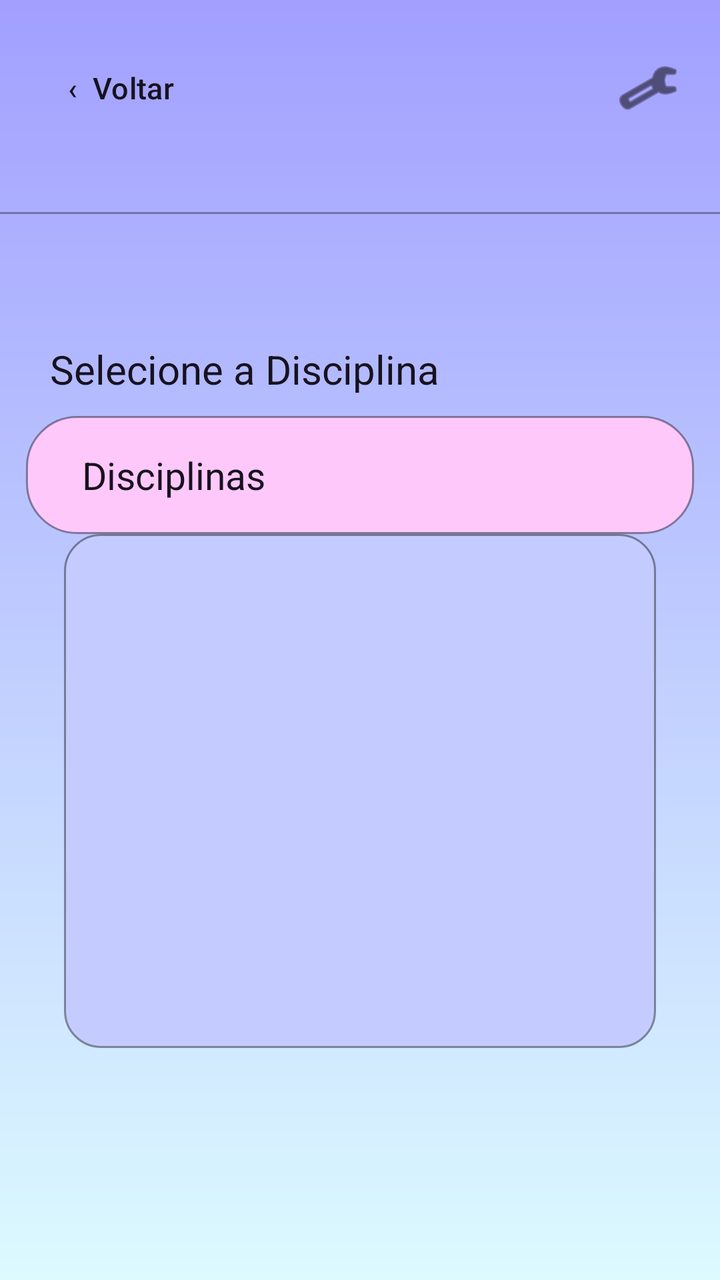
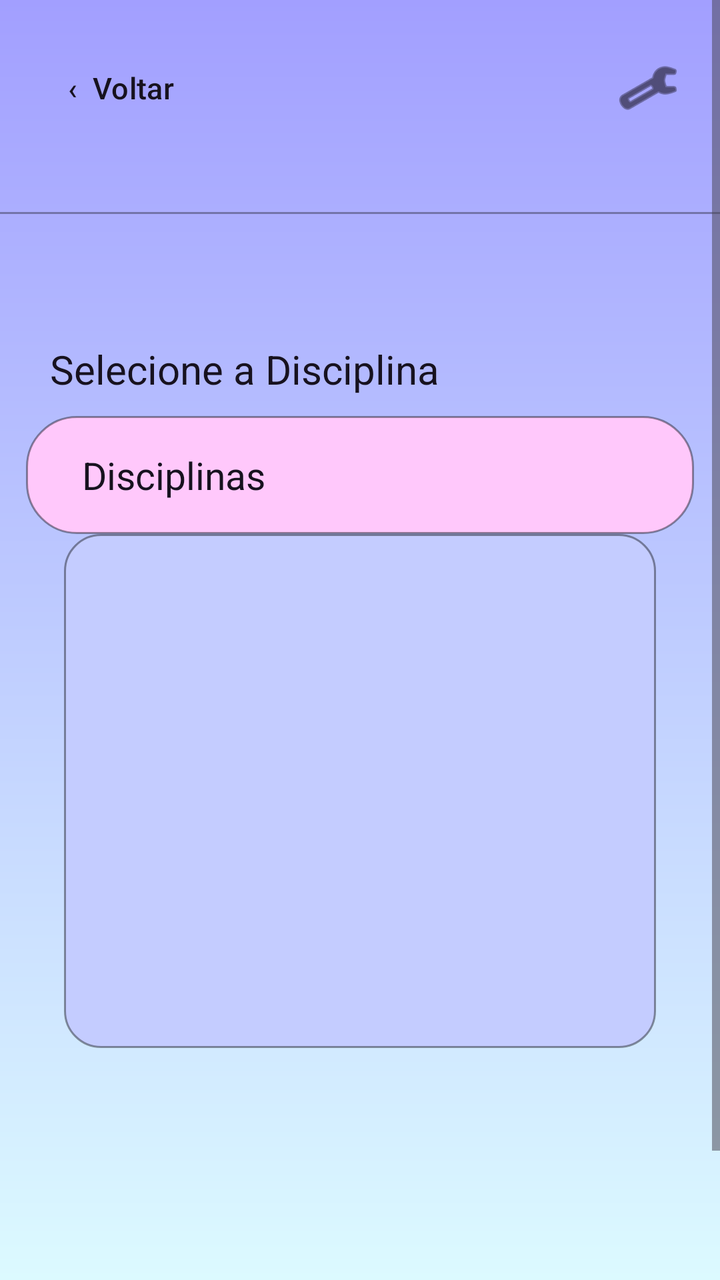

Screens rendered from an Android XML layout before and after an edit, with the pre-edit source and the edit as a unified diff.
<!-- AndroidManifest.xml: application theme Theme.FocaAi -->
<!-- res/layout/activity_iniciar_sessao.xml -->
<?xml version="1.0" encoding="utf-8"?>
<androidx.constraintlayout.widget.ConstraintLayout xmlns:android="http://schemas.android.com/apk/res/android"
    xmlns:app="http://schemas.android.com/apk/res-auto"
    xmlns:tools="http://schemas.android.com/tools"
    android:id="@+id/main"
    android:layout_width="match_parent"
    android:layout_height="match_parent"
    android:background="@drawable/bg_foca_gradient"
    tools:context=".activities.IniciarSessaoActivity">

    <Button
        android:id="@+id/btnVoltarIniciarSessao"
        android:layout_width="wrap_content"
        android:layout_height="48dp"
        android:background="@android:color/transparent"
        android:text="‹  Voltar"
        android:textAllCaps="false"
        android:textColor="@color/foca_text"
        android:textSize="15sp"
        app:backgroundTint="@null"
        app:layout_constraintStart_toStartOf="parent"
        app:layout_constraintTop_toTopOf="parent"
        android:layout_marginStart="10dp"
        android:layout_marginTop="20dp" />

    <ImageButton
        android:id="@+id/btnConfiguracoesIniciarSessao"
        android:layout_width="48dp"
        android:layout_height="48dp"
        android:background="@android:color/transparent"
        android:contentDescription="Configurações"
        android:src="@android:drawable/ic_menu_preferences"
        app:tint="@color/foca_text"
        app:layout_constraintEnd_toEndOf="parent"
        app:layout_constraintTop_toTopOf="parent"
        android:layout_marginEnd="12dp"
        android:layout_marginTop="20dp" />

    <View
        android:layout_width="match_parent"
        android:layout_height="1dp"
        android:background="#55000000"
        android:layout_marginTop="106dp"
        app:layout_constraintTop_toTopOf="parent" />

    <TextView
        android:id="@+id/txtSelecioneDisciplina"
        android:layout_width="wrap_content"
        android:layout_height="wrap_content"
        android:layout_marginStart="25dp"
        android:layout_marginTop="103dp"
        android:text="Selecione a Disciplina"
        android:textColor="@color/foca_text"
        android:textSize="20sp"
        app:layout_constraintStart_toStartOf="parent"
        app:layout_constraintTop_toBottomOf="@id/btnVoltarIniciarSessao" />

    <TextView
        android:id="@+id/txtCabecalhoDisciplinas"
        android:layout_width="0dp"
        android:layout_height="59dp"
        android:layout_marginStart="13dp"
        android:layout_marginEnd="13dp"
        android:layout_marginTop="10dp"
        android:background="@drawable/button_foca_pink"
        android:gravity="center_vertical"
        android:paddingStart="28dp"
        android:text="Disciplinas"
        android:textColor="@color/foca_text"
        android:textSize="19sp"
        app:layout_constraintTop_toBottomOf="@id/txtSelecioneDisciplina"
        app:layout_constraintStart_toStartOf="parent"
        app:layout_constraintEnd_toEndOf="parent" />

    <LinearLayout
        android:id="@+id/listaDisciplinas"
        android:layout_width="0dp"
        android:layout_height="257dp"
        android:layout_marginStart="32dp"
        android:layout_marginEnd="32dp"
        android:background="@drawable/card_lista_foca"
        android:orientation="vertical"
        app:layout_constraintTop_toBottomOf="@id/txtCabecalhoDisciplinas"
        app:layout_constraintStart_toStartOf="parent"
        app:layout_constraintEnd_toEndOf="parent">

        <RadioGroup
            android:id="@+id/grupoDisciplinas"
            android:layout_width="match_parent"
            android:layout_height="match_parent"
            android:orientation="vertical"
            android:paddingStart="10dp"
            android:paddingEnd="10dp"/>
    </LinearLayout>

    <Button
        android:id="@+id/btnIniciarSessao"
        android:layout_width="0dp"
        android:layout_height="68dp"
        android:layout_marginStart="55dp"
        android:layout_marginEnd="55dp"
        android:layout_marginTop="120dp"
        android:background="@drawable/button_foca_pink"
        android:text="▶   Iniciar Sessão"
        android:textAllCaps="false"
        android:textColor="@color/foca_text"
        android:textSize="19sp"
        app:backgroundTint="@null"
        app:layout_constraintTop_toBottomOf="@id/listaDisciplinas"
        app:layout_constraintStart_toStartOf="parent"
        app:layout_constraintEnd_toEndOf="parent" />

</androidx.constraintlayout.widget.ConstraintLayout>
<!-- resources referenced by this layout -->
<resources>
  <color name="foca_text">#17121F</color>
  <!-- drawable bg_foca_gradient (drawable) -->
  <?xml version="1.0" encoding="utf-8"?>
  <shape xmlns:android="http://schemas.android.com/apk/res/android" android:shape="rectangle">
      <gradient android:angle="270" android:startColor="#A29FFF" android:endColor="#DCFAFF" android:type="linear" />
  </shape>
  <!-- drawable button_foca_pink (drawable) -->
  <?xml version="1.0" encoding="utf-8"?>
  <shape xmlns:android="http://schemas.android.com/apk/res/android" android:shape="rectangle">
      <solid android:color="#FFC8FB" />
      <corners android:radius="25dp" />
      <stroke android:width="1dp" android:color="#66000000" />
  </shape>
  <!-- drawable card_lista_foca (drawable) -->
  <?xml version="1.0" encoding="utf-8"?>
  <shape xmlns:android="http://schemas.android.com/apk/res/android" android:shape="rectangle">
      <solid android:color="#C4CCFF" />
      <corners android:radius="18dp" />
      <stroke android:width="1dp" android:color="#66000000" />
  </shape>
  <style name="Theme.FocaAi" parent="Base.Theme.FocaAi" />
  <style name="Base.Theme.FocaAi" parent="Theme.Material3.DayNight.NoActionBar">
          
          
      </style>
</resources>

<!-- the commit's change to res/layout/activity_iniciar_sessao.xml (unified diff, before → after) -->
@@ -1,11 +1,18 @@
 <?xml version="1.0" encoding="utf-8"?>
-<androidx.constraintlayout.widget.ConstraintLayout xmlns:android="http://schemas.android.com/apk/res/android"
-    xmlns:app="http://schemas.android.com/apk/res-auto"
-    xmlns:tools="http://schemas.android.com/tools"
+<ScrollView xmlns:android="http://schemas.android.com/apk/res/android"
     android:id="@+id/main"
     android:layout_width="match_parent"
     android:layout_height="match_parent"
     android:background="@drawable/bg_foca_gradient"
+    android:fillViewport="true"
+    android:clipToPadding="false"
+    android:scrollbars="vertical">
+<androidx.constraintlayout.widget.ConstraintLayout xmlns:android="http://schemas.android.com/apk/res/android"
+    xmlns:app="http://schemas.android.com/apk/res-auto"
+    xmlns:tools="http://schemas.android.com/tools"
+    android:layout_width="match_parent" android:minHeight="650dp"
+    android:layout_height="wrap_content"
+   
     tools:context=".activities.IniciarSessaoActivity">
 
     <Button
@@ -110,4 +117,6 @@
         app:layout_constraintStart_toStartOf="parent"
         app:layout_constraintEnd_toEndOf="parent" />
 
+
 </androidx.constraintlayout.widget.ConstraintLayout>
+</ScrollView>
